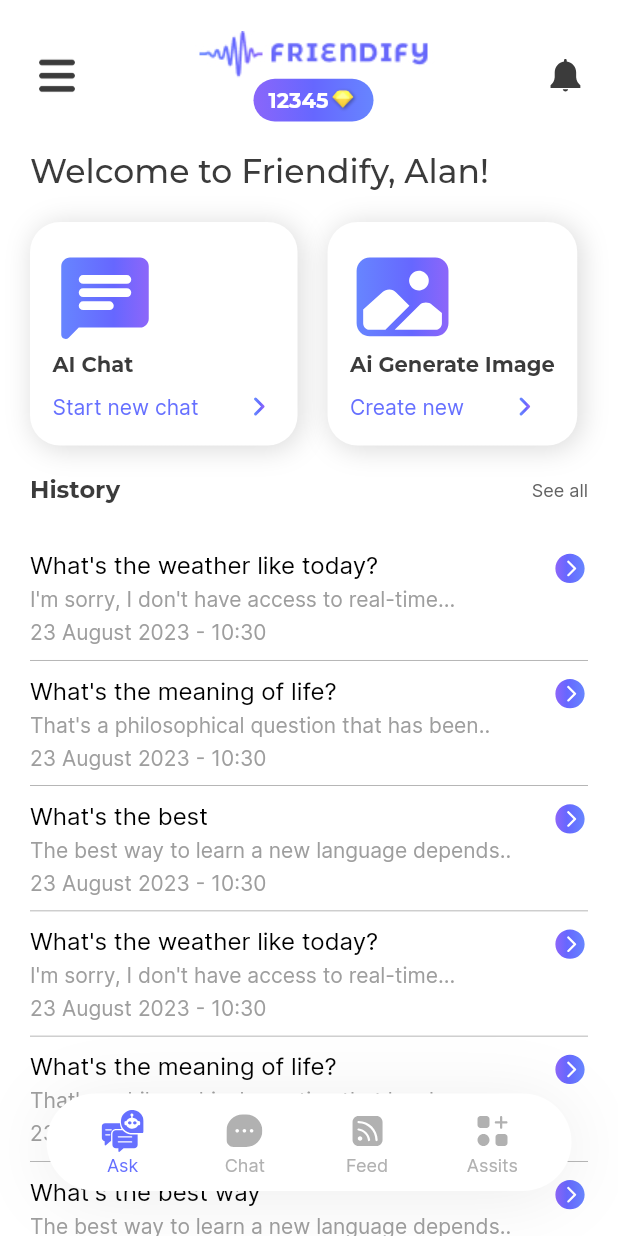
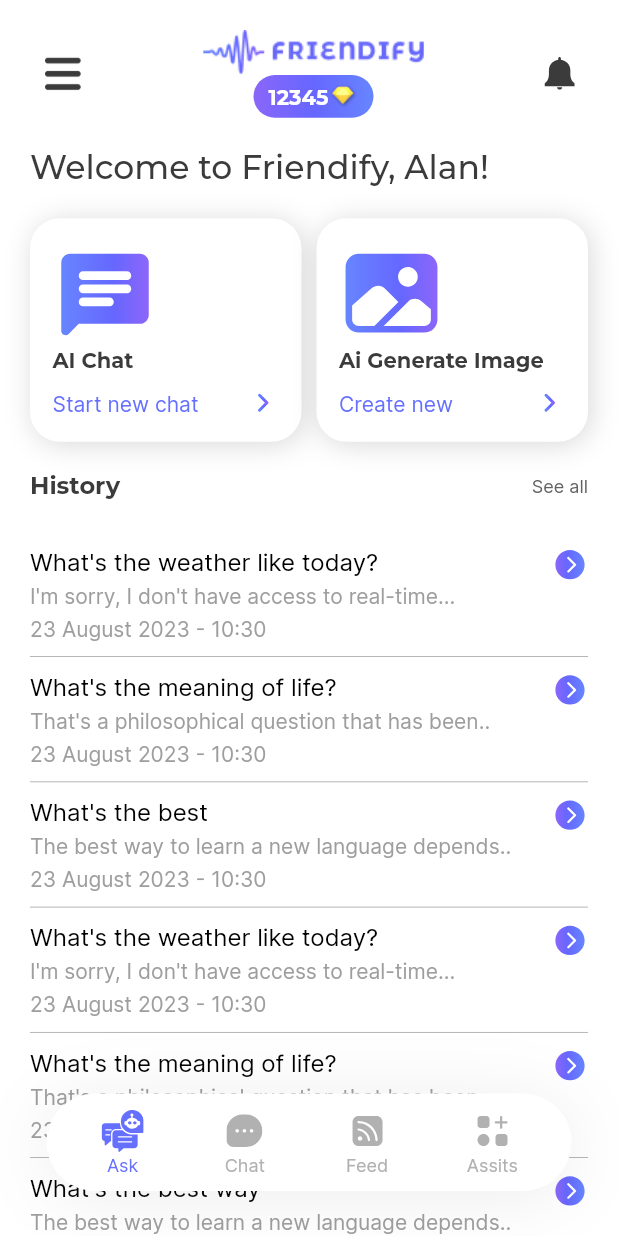
Before and after one commit to friendify-org/friendify-application, a Flutter app: the screen it shows after launch, after a tap on "Start Now", on a phone screen of 412 x 824 dp. Run offline on Flutter 3.47's test engine with Material 2 defaults, Android fonts, the phone set to English and light mode, and no system bars; our stand-ins replace carousel_slider, flutter_svg; project files that could hold a hidden picture were left out.

Commit message:
feat(AppSearchBar widget is widget provide animated search bar.): Complete AppSearchBar widget
- Complete AppSearchBar widget in file widgets/search_bar.dart
- Attach to screen histories

```diff
--- a/lib/screens/home/tabs/ask/main.dart
+++ b/lib/screens/home/tabs/ask/main.dart
@@ -26,19 +26,24 @@ class AskTab extends StatelessWidget {
         ),
         const SizedBox(height: 20),
         const Row(
+          mainAxisAlignment: MainAxisAlignment.spaceBetween,
           children: [
-            NavigateButton(
+            Expanded(
+              child: NavigateButton(
                 asset: "assets/images/chat_navigate.svg",
                 content: 'Start new chat',
                 title: 'AI Chat',
                 url: '',
               ),
-            SizedBox(width: 20),
-            NavigateButton(
+            ),
+            SizedBox(width: 10,),
+            Expanded(
+              child: NavigateButton(
                 asset: "assets/images/image_navigate.svg",
                 title: "Ai Generate Image",
                 content: "Create new",
                 url: "",
+              ),
             ),
           ],
         ),
--- a/lib/screens/home/tabs/ask/widgets/navigate_button.dart
+++ b/lib/screens/home/tabs/ask/widgets/navigate_button.dart
@@ -41,9 +41,9 @@ class NavigateButton extends StatelessWidget {
         BodyTheme(
           color: AppTheme.theme.hrefColor,
           child: Row(
+            mainAxisAlignment: MainAxisAlignment.spaceBetween,
             children: [
               BodySmall(content: content),
-              SizedBox(width: 30),
               SvgPicture.asset("assets/images/chevron-right.svg")
             ],
           ),
--- a/lib/widgets/header.dart
+++ b/lib/widgets/header.dart
@@ -18,7 +18,7 @@ class AppHeader extends StatelessWidget {
             crossAxisAlignment: CrossAxisAlignment.center,
             mainAxisAlignment: MainAxisAlignment.center,
             children: [
-              Image.asset("assets/images/logo_horizontal.jpeg", width: 300),
+              Image.asset("assets/images/logo_horizontal.jpeg", height: 30,),
               const DiamondWidget(),
             ],
           ),
```
Also changed, not shown: lib/screens/histories/widgets/histories.dart (+20 -8 lines), lib/widgets/search_bar.dart (+71 -38 lines), 2 other files. Lines whose indentation alone changed are shown as unchanged.
